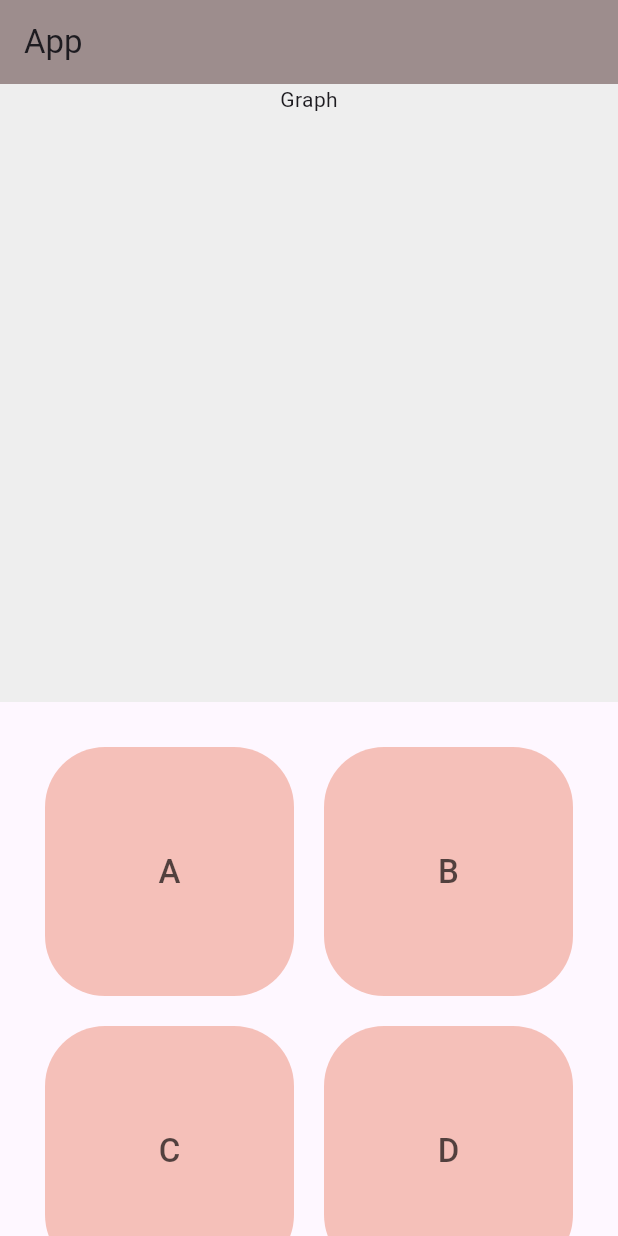
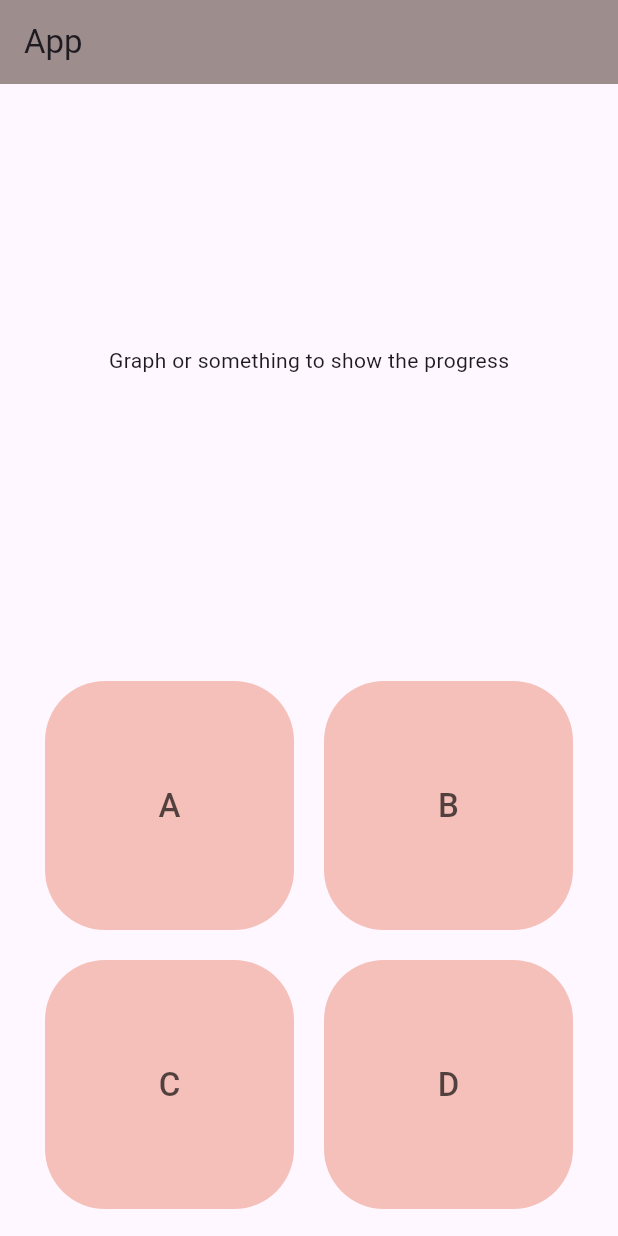
Before and after one commit to Chamud/mathappcd, a Flutter app: the screen it shows after launch, on a phone screen of 412 x 824 dp. Run offline on Flutter 3.47's test engine with Material 3 defaults, Android fonts, the phone set to English and light mode, and no system bars.

Commit message:
Responsive home page

```diff
--- a/lib/constants/widgets_constants.dart
+++ b/lib/constants/widgets_constants.dart
@@ -4,7 +4,10 @@ import 'package:flutter/material.dart';
 
 class WidgetConstants {
   // Home
-  static const double bannerMinHeight = 400;
+  static const double bannerHeight = 300;
+  static const double homeBtnsMinHeight = 300;
+  static const double homeBtnsMaxHeight = 400;
+  static const int smallScreenWidthSize = 600;
 
   // Square Button
   static const double sqrBtnRadius = 40;
@@ -24,5 +27,5 @@ class WidgetConstants {
   static const Color lngBtnFgColor = Color.fromARGB(170, 255, 255, 255);
 
   // App Bar
-  static const Color AppBarBgClr = Color.fromARGB(170, 108, 88, 84);
+  static const Color appBarBgClr = Color.fromARGB(170, 108, 88, 84);
 }
--- a/lib/screens/home.dart
+++ b/lib/screens/home.dart
@@ -6,7 +6,11 @@ import 'package:mathappcd/widgets/app_bar.dart';
 import 'package:mathappcd/widgets/square_btn.dart';
 
 extension ContextExtension on BuildContext {
-  bool get isSmallScreen => MediaQuery.of(this).size.width < 600;
+  bool get isSmallWidth =>
+      MediaQuery.of(this).size.width < WidgetConstants.smallScreenWidthSize;
+  bool get isSmallheight =>
+      MediaQuery.of(this).size.height <
+      WidgetConstants.bannerHeight + WidgetConstants.homeBtnsMaxHeight;
 }
 
 class HomePage extends StatefulWidget {
@@ -17,42 +21,34 @@ class HomePage extends StatefulWidget {
 }
 
 class _HomePageState extends State<HomePage> {
-  @override
-  Widget build(BuildContext context) {
-    return Scaffold(
-      appBar: const CustAppBar(
-        title: "App",
-      ),
-      body: Align(
-        alignment: Alignment.bottomCenter,
-        child: SingleChildScrollView(
-          physics: const AlwaysScrollableScrollPhysics(),
-          child: SizedBox(
-            height: MediaQuery.of(context).size.height <
-                    WidgetConstants.bannerMinHeight + 5
-                ? WidgetConstants.bannerMinHeight + 100
-                : MediaQuery.of(context).size.height,
-            child: Column(
-              children: [
-                Expanded(
+  Widget getBanner() {
+    return Container(
+      alignment: Alignment.center,
       child: Container(
         constraints: const BoxConstraints(
-                        minHeight: WidgetConstants.bannerMinHeight),
-                    color: Colors.grey[200],
+            maxHeight: WidgetConstants.bannerHeight,
+            minHeight: WidgetConstants.bannerHeight),
         child: const Center(
-                        child: Column(
-                      children: [
-                        Text("Graph"),
-                      ],
-                    )),
+          child: Text(
+            "Graph or something to show the progress",
           ),
         ),
-                GridView.count(
+      ),
+    );
+  }
+
+  Widget getHomeButtons() {
+    return Container(
+      constraints: const BoxConstraints(
+          minHeight: WidgetConstants.homeBtnsMinHeight,
+          maxHeight: WidgetConstants.homeBtnsMaxHeight),
+      child: Center(
+        child: GridView.count(
           shrinkWrap: true,
           padding: const EdgeInsets.all(WidgetConstants.sqrBtnPadding),
           mainAxisSpacing: 20,
           crossAxisSpacing: 20,
-                  crossAxisCount: context.isSmallScreen ? 2 : 4,
+          crossAxisCount: context.isSmallWidth ? 2 : 4,
           children: const [
             SquareBtn(
               text: "A",
@@ -72,10 +68,28 @@ class _HomePageState extends State<HomePage> {
             ),
           ],
         ),
+      ),
+    );
+  }
+
+  @override
+  Widget build(BuildContext context) {
+    return Scaffold(
+      appBar: const CustAppBar(
+        title: "App",
+      ),
+      body: context.isSmallheight
+          ? ListView(
+              children: [
+                getBanner(),
+                getHomeButtons(),
               ],
-            ),
-          ),
-        ),
+            )
+          : Column(
+              children: [
+                Expanded(child: getBanner()),
+                getHomeButtons(),
+              ],
             ),
     );
   }
--- a/lib/widgets/app_bar.dart
+++ b/lib/widgets/app_bar.dart
@@ -18,7 +18,7 @@ class CustAppBarState extends State<CustAppBar> {
   Widget build(BuildContext context) {
     return AppBar(
       title: Text(widget.title),
-      backgroundColor: WidgetConstants.AppBarBgClr,
+      backgroundColor: WidgetConstants.appBarBgClr,
     );
   }
 }
```
Lines whose indentation alone changed are shown as unchanged.
